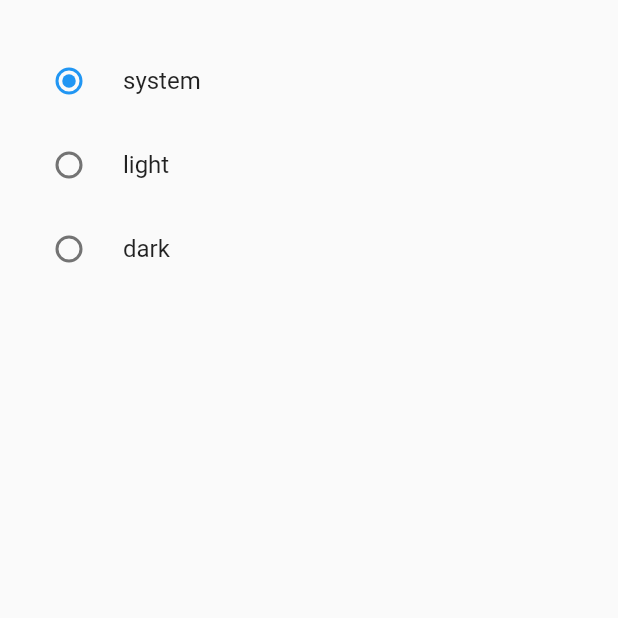
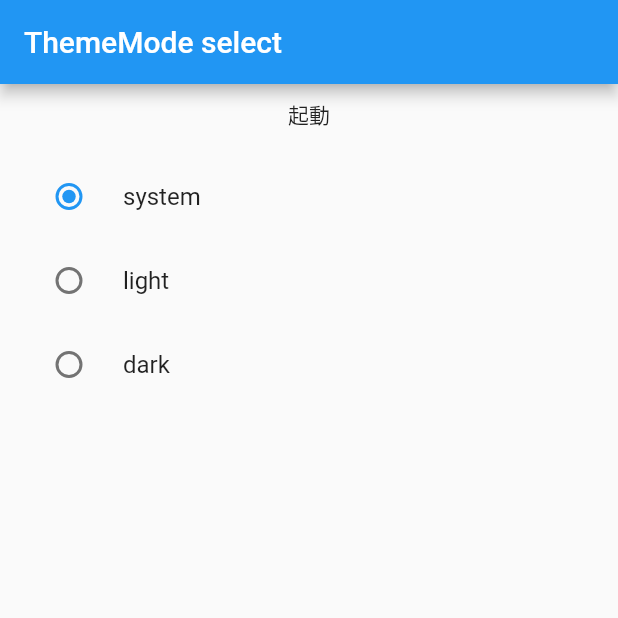
Before and after one commit to trm11tkr/theme-selector, a Flutter app: the screen it shows after launch, on a phone screen of 412 x 824 dp, the top half of it. Run offline on Flutter 3.47's test engine with Material 2 defaults, Android fonts, the phone set to English and light mode, and no system bars; our stand-ins replace flutter_riverpod, shared_preferences.

Commit message:
再起動確認メッセージの追加

```diff
--- a/lib/main.dart
+++ b/lib/main.dart
@@ -4,6 +4,9 @@ import 'package:flutter_riverpod/flutter_riverpod.dart';
 import 'package:shared_preferences/shared_preferences.dart';
 import 'package:theme_selector/provider/shared_preferences_provider.dart';
 import 'package:theme_selector/theme_selector/theme_selector_provider.dart';
+
+// 再起動をチェックするためのメッセージProvider
+final messageProvider = StateProvider<String>((ref) => '起動');
 
 Future<void> main() async {
   WidgetsFlutterBinding.ensureInitialized();
@@ -43,9 +46,17 @@ class HomePage extends ConsumerWidget {
     final themeSelector = ref.watch(themeSelectorProvider.notifier);
     // 現在選択されているThemeModeを監視
     final currentThemeMode = ref.watch(themeSelectorProvider);
+    final currentMessage = ref.watch(messageProvider);
     return Scaffold(
+      appBar: AppBar(
+        title: const Text('ThemeMode select'),
+      ),
       body: Padding(
         padding: const EdgeInsets.all(10.0),
+        child: Column(
+          children: [
+            Text(currentMessage),
+            Expanded(
               child: ListView.builder(
                 padding: const EdgeInsets.symmetric(vertical: 16),
                 itemCount: ThemeMode.values.length,
@@ -54,12 +65,18 @@ class HomePage extends ConsumerWidget {
                   return RadioListTile<ThemeMode>(
                     value: themeMode, // ラジオボタンのvalue(ThemeModeのenum)
                     groupValue: currentThemeMode, // 現在選択されているボタン
-              onChanged: (newTheme) => themeSelector.changeAndSave(newTheme!),
+                    onChanged: (newTheme) {
+                      ref.watch(messageProvider.notifier).update((state) => describeEnum(themeMode));
+                      themeSelector.changeAndSave(newTheme!);
+                    },
                     title: Text(describeEnum(themeMode)),
                   );
                 },
               ),
             ),
+          ],
+        ),
+      ),
     );
   }
 }
```
Lines whose indentation alone changed are shown as unchanged.
